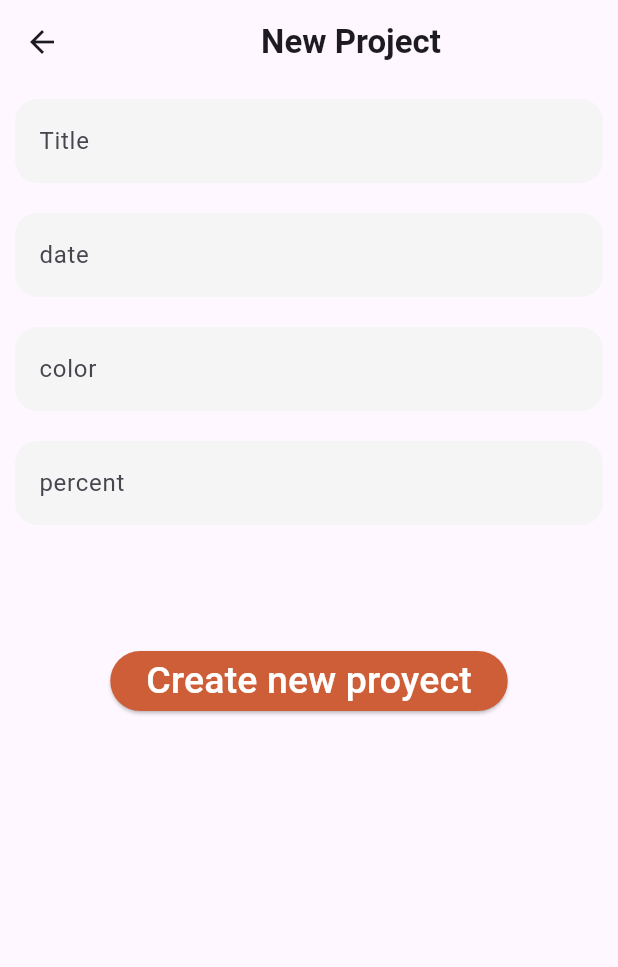
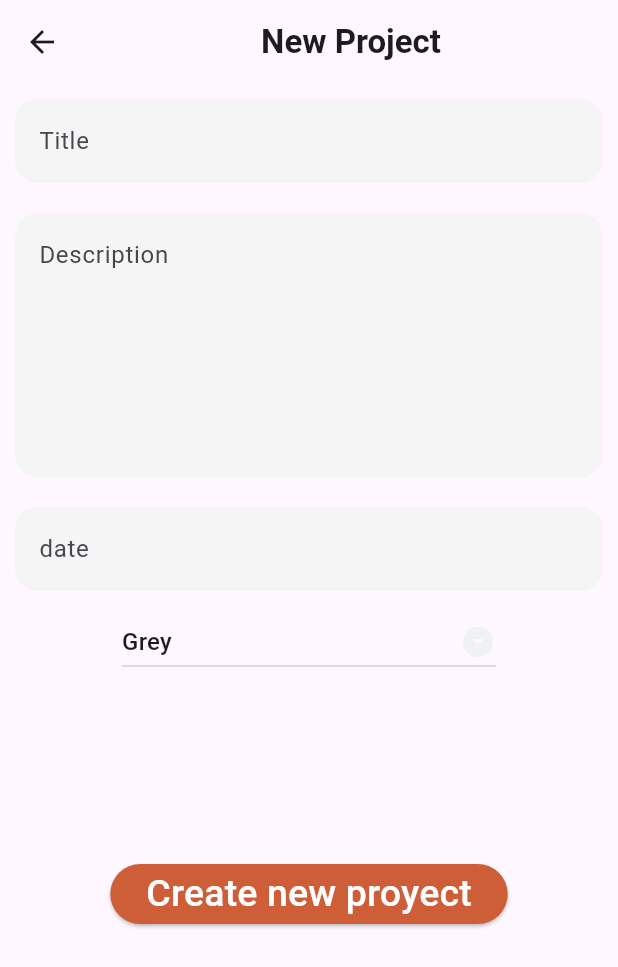
Before and after one commit to alejopadido/curso-diego, a Flutter app: the NewprojectScreen screen opened directly, on a phone screen of 412 x 824 dp. Shown: the top 967 px of the screen. Run offline on Flutter 3.47's test engine with Material 3 defaults, Android fonts, the phone set to English and light mode, and no system bars; our stand-ins replace percent_indicator.

Commit message:
AddNewProject funcionality

```diff
--- a/lib/Providers/projectTaskProvider.dart
+++ b/lib/Providers/projectTaskProvider.dart
@@ -43,8 +43,11 @@ class PercentTaskProvider extends ChangeNotifier {
   ];
 
   void addProjectWithPercent(ProjectWithPercent p) {
+    print('estoy siendo llamada');
     activityWithPercentList.add(p);
+    print('efectivo 1');
     notifyListeners();
+    print('efectivo');
   }
 
   void deleteProjectWithPercent(ProjectWithPercent p) {}
--- a/lib/presentation/screens/home_screen.dart
+++ b/lib/presentation/screens/home_screen.dart
@@ -92,7 +92,7 @@ class Home_Screen extends StatelessWidget {
                             crossAxisSpacing: 8),
                     itemBuilder: (_, int index) {
                       return context
-                          .read<PercentTaskProvider>()
+                          .watch<PercentTaskProvider>()
                           .activityWithPercentList[index];
                     },
                     itemCount: context
--- a/lib/presentation/screens/newProject_screen.dart
+++ b/lib/presentation/screens/newProject_screen.dart
@@ -2,6 +2,7 @@ import 'package:dieguin_app/Classes/projectWithPercentclass.dart';
 import 'package:dieguin_app/Providers/projectTaskProvider.dart';
 import 'package:dieguin_app/core/constants/app.colors.dart';
 import 'package:dieguin_app/main.dart';
+import 'package:dieguin_app/presentation/widgets/dropDownColorMenu.dart';
 import 'package:dieguin_app/presentation/widgets/propjectWhitPercent.dart';
 import 'package:dieguin_app/presentation/widgets/textField.dart';
 import 'package:flutter/material.dart';
@@ -15,16 +16,17 @@ class NewprojectScreen extends StatelessWidget {
   final taskDescrip = TextEditingController();
   final finishedDate = TextEditingController();
   final colorOfWidget = TextEditingController();
-  final percent = TextEditingController();
+  final description = TextEditingController();
 
   String taskDescripString = '';
   String finishedDateString = '';
   String colorOfWidgetString = '';
-  String percentString = '';
+  String descriptionString = '';
 
   @override
   Widget build(BuildContext context) {
     return Scaffold(
+      //APPBAR
       appBar: AppBar(
         title: const Align(
           alignment: Alignment.center,
@@ -36,23 +38,43 @@ class NewprojectScreen extends StatelessWidget {
           ),
         ),
       ),
-      body: Column(
-        mainAxisSize: MainAxisSize.max,
+      body: SingleChildScrollView(
+        child: SizedBox(
+          height: double.maxFinite,
+          child: Column(
             children: [
+              //TITLE
               TextfieldForNew(text: 'Title', controller: taskDescrip),
+              //DESCRIPTION
+              TextfieldForNew(
+                  text: 'Description', controller: description, boxHeight: 6),
+              //DATE
               TextfieldForNew(text: 'date', controller: finishedDate),
-          TextfieldForNew(text: 'color', controller: colorOfWidget),
-          TextfieldForNew(text: 'percent', controller: percent),
-          const SizedBox(height: 70),
+              //CHOOSE COLOR BUTTON
+              DropDownColorsMenu(),
+              const SizedBox(height: 120),
+              //CREATE NEW PROJECT BUTTON
               ElevatedButton(
                 onPressed: () {
+                  Color color = DropDownColorsMenu().value;
                   taskDescripString = taskDescrip.text;
                   finishedDateString = finishedDate.text;
                   colorOfWidgetString = colorOfWidget.text;
-              percentString = percent.text;
+                  descriptionString = description.text;
 
-              print(
-                  '$colorOfWidgetString$finishedDateString$taskDescripString$percentString');
+                  context.read<PercentTaskProvider>().addProjectWithPercent(
+                        ProjectWithPercent(
+                          activitywithpercentclass: ProjectWithPercentclass(
+                            task: taskDescripString,
+                            date: finishedDateString,
+                            color: color,
+                            percentColor: color,
+                            percentage: 0,
+                          ),
+                        ),
+                      );
+
+                  Navigator.popUntil(context, (route) => route.isFirst);
                 },
                 style: const ButtonStyle(
                   backgroundColor: WidgetStatePropertyAll(AppColors.orange),
@@ -64,6 +86,8 @@ class NewprojectScreen extends StatelessWidget {
               ),
             ],
           ),
+        ),
+      ),
     );
   }
 }
--- /dev/null
+++ b/lib/presentation/widgets/dropDownColorMenu.dart
@@ -0,0 +1,102 @@
+import 'package:dieguin_app/core/constants/app.colors.dart';
+import 'package:flutter/material.dart';
+
+// class DropDownColorsMenu extends StatefulWidget {
+//   const DropDownColorsMenu({super.key});
+
+//   @override
+//   State<DropDownColorsMenu> createState() => _DropDownColorsMenuState();
+// }
+
+// class _DropDownColorsMenuState extends State<DropDownColorsMenu> {
+//   Color _value = AppColors.orange;
+
+//   @override
+//   Widget build(BuildContext context) {
+//     return Flexible(
+//       child: DropdownButton<Color>(
+//         items: const [
+//           DropdownMenuItem<Color>(
+//             child: Text('orange'),
+//             value: AppColors.orange,
+//           ),
+//           DropdownMenuItem<Color>(
+//             child: Text('Grey'),
+//             value: AppColors.grey,
+//           ),
+//           DropdownMenuItem<Color>(
+//             child: Text('Purple'),
+//             value: AppColors.purple,
+//           ),
+//           DropdownMenuItem<Color>(
+//             child: Text('Purple'),
+//             value: AppColors.purple,
+//           ),
+//           DropdownMenuItem<Color>(
+//             child: Text('Blue'),
+//             value: AppColors.lightBlue,
+//           ),
+//         ],
+//         onChanged: (Color? c) {
+//           setState(() {
+//             _value = c!;
+//           });
+//         },
+//         value: _value,
+//       ),
+//     );
+//   }
+// }
+import 'package:dieguin_app/core/constants/app.colors.dart';
+import 'package:flutter/material.dart';
+
+class DropDownColorsMenu extends StatefulWidget {
+  DropDownColorsMenu({
+    super.key,
+  });
+  Color value = AppColors.grey;
+
+  @override
+  State<DropDownColorsMenu> createState() => _DropDownColorsMenuState();
+}
+
+class _DropDownColorsMenuState extends State<DropDownColorsMenu> {
+  @override
+  Widget build(BuildContext context) {
+    return Flexible(
+      child: DropdownButton<Color>(
+        dropdownColor: Colors.grey.shade100,
+        hint: const Text('Choose a color for your project'),
+        items: const [
+          DropdownMenuItem<Color>(
+            value: AppColors.orange,
+            child: Center(child: Text('Orange')),
+          ),
+          DropdownMenuItem<Color>(
+            value: AppColors.grey,
+            child: Center(child: Text('Grey')),
+          ),
+          DropdownMenuItem<Color>(
+            value: AppColors.purple,
+            child: Center(child: Text('Purple')),
+          ),
+          DropdownMenuItem<Color>(
+            value: AppColors.lightGreen,
+            child: Center(child: Text('Green')),
+          ),
+          DropdownMenuItem<Color>(
+            value: AppColors.lightBlue,
+            child: Center(child: Text('Blue')),
+          ),
+        ],
+        onChanged: (Color? c) {
+          setState(() {
+            widget.value = c!;
+          });
+        },
+        value: widget.value,
+        icon: Icon(Icons.arrow_drop_down_circle, color: widget.value),
+      ),
+    );
+  }
+}
```
Lines whose indentation alone changed are shown as unchanged.
